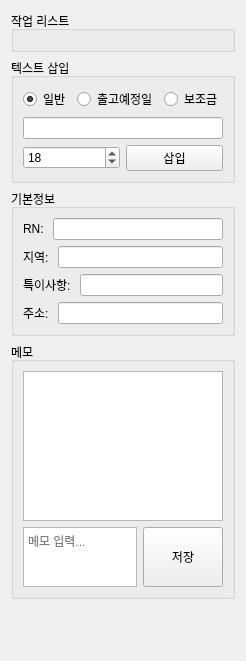
The window that ui/info_panel.ui (Glen-Lee-glitch/new_viewer) describes before a commit, drawn with Qt 5.
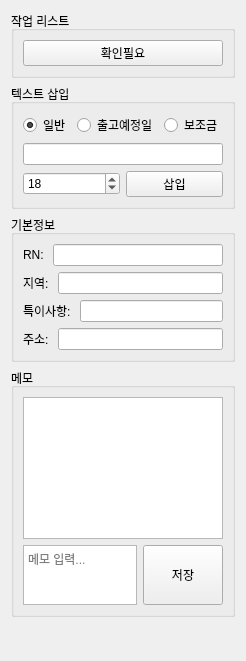
The same window after the commit.

Commit message:
feat: Add 'Needs Check' button to info panel
Added a button to update RN status to '확인필요' in InfoPanelWidget and info_panel.ui.

Diff of the .ui file:
```diff
--- a/ui/info_panel.ui
+++ b/ui/info_panel.ui
@@ -19,7 +19,28 @@
      <property name="title">
       <string>작업 리스트</string>
      </property>
-     <layout class="QVBoxLayout" name="verticalLayout_task_list"/>
+     <layout class="QVBoxLayout" name="verticalLayout_task_list">
+      <item>
+       <spacer name="verticalSpacer_task_list">
+        <property name="orientation">
+         <enum>Qt::Orientation::Vertical</enum>
+        </property>
+        <property name="sizeHint" stdset="0">
+         <size>
+          <width>20</width>
+          <height>0</height>
+         </size>
+        </property>
+       </spacer>
+      </item>
+      <item>
+       <widget class="QPushButton" name="pushButton_needs_check">
+        <property name="text">
+         <string>확인필요</string>
+        </property>
+       </widget>
+      </item>
+     </layout>
     </widget>
    </item>
    <item>
```
The commit also changes 1 other file.
